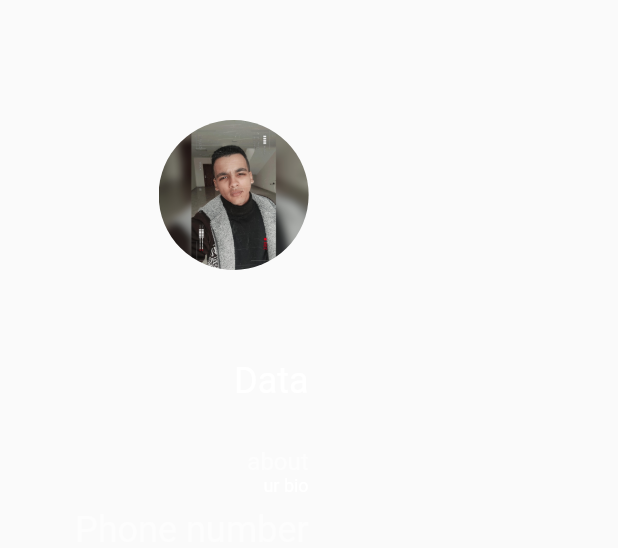
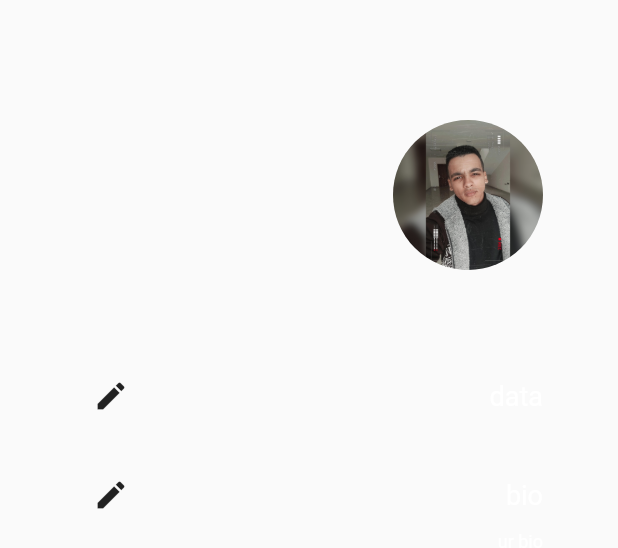
Before and after one commit to KarimElKassas/FOE_Desktop, a Flutter app: the ProfileSettings widget shown alone on an empty page, opened directly, on a phone screen of 412 x 824 dp. Shown: the top 548 px of the screen. Run offline on Flutter 3.47's test engine with Material 2 defaults, Android fonts, the light colour scheme and no system bars; our stand-ins replace adaptive_theme, auto_size_text, bloc, dartz, dio, easy_localization and 14 more; missing offline and left inert: language_picker, mobile_scanner, signalr_core, window_manager; accounts and stored records are empty.

Commit message:
Finishing Dialog

```diff
--- /dev/null
+++ b/lib/presentation/chatScreen/components/editable_text_field.dart
@@ -0,0 +1,79 @@
+import 'package:egypt_future_chat_desktop/resources/values_manager.dart';
+import 'package:flutter/material.dart';
+
+import '../../../resources/constants_manager.dart';
+import '../../../resources/language_manager.dart';
+import '../../../utils/constant.dart';
+
+class TextSwitcherWidget extends StatefulWidget {
+  String? initialText;
+
+  TextSwitcherWidget({required this.initialText});
+
+  @override
+  _TextSwitcherWidgetState createState() => _TextSwitcherWidgetState();
+}
+
+class _TextSwitcherWidgetState extends State<TextSwitcherWidget> {
+  bool isEditing = false;
+  late TextEditingController _textEditingController;
+
+  @override
+  void initState() {
+    super.initState();
+    _textEditingController = TextEditingController(text: widget.initialText);
+  }
+
+  @override
+  Widget build(BuildContext context) {
+    return Row(
+      children: [
+        // Text widget or TextFormField based on the editing state
+        Expanded(
+          child: isEditing
+              ? TextFormField(
+                  cursorWidth: AppSize.s1,
+                  cursorColor: Theme.of(context)
+                      .primaryColorDark
+                      .withOpacity(AppSize.s0_8),
+                  textAlignVertical: TextAlignVertical.center,
+                  textAlign:
+                      Constants.currentLocale == LanguageType.ARABIC.getValue()
+                          ? TextAlign.start
+                          : TextAlign.end,
+                  controller: _textEditingController,
+                  autofocus: true,
+                  onChanged: (value) {
+                    setState(() {
+                      widget.initialText = value;
+                    });
+                  },
+                  decoration: InputDecoration(
+                    focusColor: Colors.white,
+                  ),
+                )
+              : GestureDetector(
+                  onTap: () {
+                    setState(() {
+                      isEditing = true;
+                    });
+                  },
+                  child: Text(
+                    widget.initialText!,
+                    style: const TextStyle(fontSize: AppSize.s18, color: Colors.white),
+                  ),
+                ),
+        ),
+        // IconButton to toggle editing state
+        IconButton(
+          icon: Icon(isEditing ? Icons.done : Icons.edit),
+          onPressed: () {
+            setState(() {
+              isEditing = !isEditing;
+            });
+          },
+        ),
+      ],
+    );
+  }
+}
--- a/lib/presentation/chatScreen/components/notifactions_settings.dart
+++ b/lib/presentation/chatScreen/components/notifactions_settings.dart
@@ -1,6 +1,5 @@
 import 'package:flutter/material.dart';
 import 'package:egypt_future_chat_desktop/resources/values_manager.dart';
-import 'package:flutter_switch/flutter_switch.dart';
 
 class NotificationSettings extends StatelessWidget {
   const NotificationSettings({Key? key}) : super(key: key);
--- a/lib/presentation/chatScreen/components/profile_settings.dart
+++ b/lib/presentation/chatScreen/components/profile_settings.dart
@@ -1,3 +1,4 @@
+import 'package:egypt_future_chat_desktop/presentation/chatScreen/components/editable_text_field.dart';
 import 'package:egypt_future_chat_desktop/resources/values_manager.dart';
 import 'package:flutter/material.dart';
 
@@ -26,17 +27,21 @@ class ProfileSettings extends StatelessWidget {
               ),
             ),
           ),
-          Padding(
-            padding: const EdgeInsets.symmetric(vertical:AppSize.s30),
-            child: Text('Data',style: TextStyle(fontSize: AppSize.s24,color: Colors.white),),
-          ),
-          Text('about',style: TextStyle(fontSize: AppSize.s16,color: Colors.white54),),
-          Padding(
-            padding: const EdgeInsets.only(bottom: 8.0),
+           Padding(
+            padding: EdgeInsets.only(top:AppSize.s30, bottom:AppSize.s18),
+            child
+              :   TextSwitcherWidget(initialText: 'data',),
+
+            ),
+
+          TextSwitcherWidget(initialText: 'bio',),
+          const Padding(
+            padding: EdgeInsets.only(bottom: 8.0),
             child: Text('ur bio',style:TextStyle(fontSize: AppSize.s12,color: Colors.white)),
           ),
-          Text('Phone number',style: TextStyle(fontSize: AppSize.s24,color: Colors.white54),),
-          Text('11111111',style: TextStyle(fontSize: AppSize.s24,color: Colors.white),),
+          const Text('Phone number',style: TextStyle(fontSize: AppSize.s24,color: Colors.white54),),
+          const Text('11111111',style: TextStyle(fontSize: AppSize.s24,color: Colors.white),),
+
         ],
       ),
     );
--- a/pubspec.yaml
+++ b/pubspec.yaml
@@ -58,6 +58,7 @@ dependencies:
   easy_sidemenu: ^0.4.2
   sidebarx: ^0.16.0
   line_icons: ^2.0.3
+  language_picker:
   # The following adds the Cupertino Icons font to your application.
   # Use with the CupertinoIcons class for iOS style icons.
   cupertino_icons: ^1.0.2
```
Also changed, not shown: pubspec.lock.
